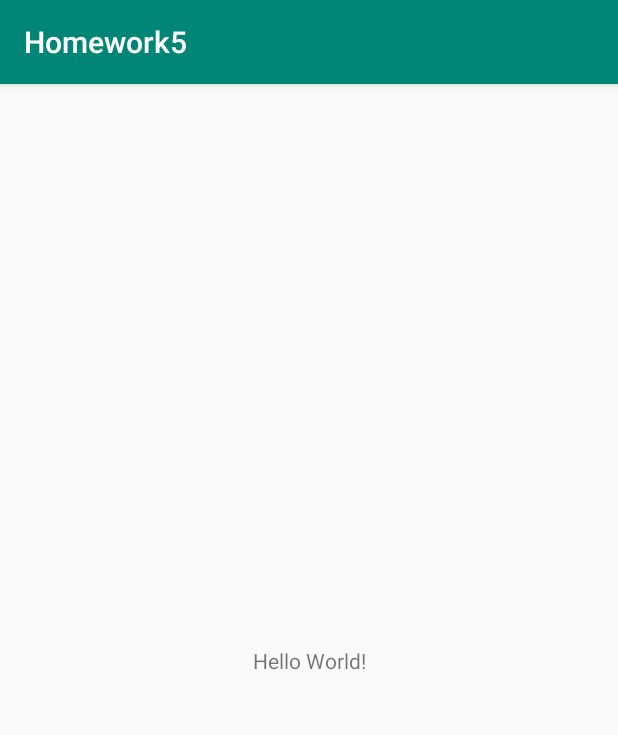
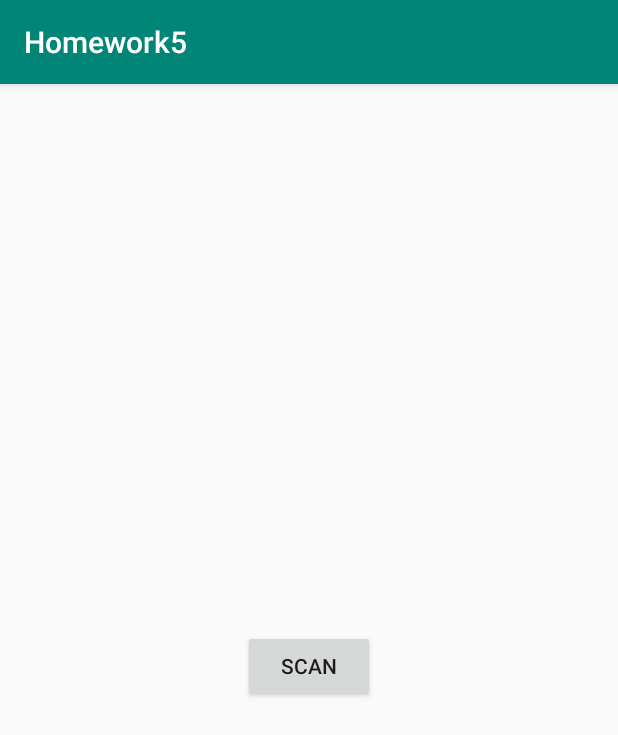
Before and after one commit to Rolfrider/androidlevelup_spring2019Homework, an Android app: the screen it shows after launch (MainActivity), on a phone screen of 412 x 824 dp. Shown: the top 735 px of the screen. Run offline under Robolectric (Android 15) with nearby library versions, the phone set to English and light mode, and no system bars.

```diff
--- /dev/null
+++ b/Homework5/app/src/main/java/com/example/homework5/HomeworkApp.kt
@@ -0,0 +1,17 @@
+package com.example.homework5
+
+import android.app.Application
+import android.os.Build
+
+class HomeworkApp: Application() {
+    private val notificationFactory by lazy { NotificationFactory() }
+
+    override fun onCreate() {
+        super.onCreate()
+        initNotificationChannels()
+    }
+
+    private fun initNotificationChannels() {
+        fromAndroid(Build.VERSION_CODES.O) { notificationFactory.createNotificationChannels(this) }
+    }
+}
--- a/Homework5/app/src/main/java/com/example/homework5/MainActivity.kt
+++ b/Homework5/app/src/main/java/com/example/homework5/MainActivity.kt
@@ -2,11 +2,20 @@ package com.example.homework5
 
 import android.support.v7.app.AppCompatActivity
 import android.os.Bundle
+import android.view.View
+import android.widget.Button
+import kotlinx.android.synthetic.main.activity_main.*
 
 class MainActivity : AppCompatActivity() {
 
     override fun onCreate(savedInstanceState: Bundle?) {
         super.onCreate(savedInstanceState)
         setContentView(R.layout.activity_main)
+
+        scan_button.setOnClickListener(this::handleScanButton)
+    }
+
+    private fun handleScanButton(view: View){
+        NotificationFactory().show(this, "test", "test")
     }
 }
--- /dev/null
+++ b/Homework5/app/src/main/java/com/example/homework5/NotificationFactory.kt
@@ -0,0 +1,56 @@
+package com.example.homework5
+
+import android.app.Notification
+import android.app.NotificationChannel
+import android.app.NotificationManager
+import android.app.PendingIntent
+import android.content.Context
+import android.content.Intent
+import android.media.RingtoneManager
+import android.os.Build
+import android.support.annotation.RequiresApi
+import android.support.annotation.StringRes
+import android.support.v4.app.NotificationCompat
+import java.util.*
+
+class NotificationFactory {
+
+    fun show(context: Context, title: String?, message: String?,
+             @StringRes channelResId: Int = R.string.notification_channel_default_id) =
+        create(context, title, message, channelResId)
+            .let { context.notificationManager?.notify(Random().nextInt(), it) }
+
+    fun create(context: Context, title: String?, message: String?,
+               @StringRes channelResId: Int = R.string.notification_channel_default_id): Notification {
+        val defaultTitle = context.getString(R.string.app_name)
+        val channelId = context.getString(channelResId)
+
+        return NotificationCompat.Builder(context, channelId)
+            .setSmallIcon(R.drawable.ic_launcher_foreground)
+            .setContentTitle(title ?: defaultTitle)
+            .setContentText(message)
+            .setAutoCancel(true)
+            .setSound(RingtoneManager.getDefaultUri(RingtoneManager.TYPE_NOTIFICATION))
+            .setContentIntent(createPendingIntent(context))
+            .build()
+    }
+
+
+    @RequiresApi(Build.VERSION_CODES.O)
+    fun createNotificationChannels(context: Context) {
+        val channelId = context.getString(R.string.notification_channel_default_id)
+        val channelName = context.getString(R.string.notification_channel_default_name)
+        NotificationChannel(channelId, channelName, NotificationManager.IMPORTANCE_DEFAULT)
+            .let { context.notificationManager?.createNotificationChannel(it) }
+    }
+
+    private val Context.notificationManager: NotificationManager?
+        get() = getSystemService(Context.NOTIFICATION_SERVICE) as? NotificationManager
+
+    private fun createPendingIntent(context: Context) =
+        Intent(context, MainActivity::class.java)
+            .let { it.toPendingIntent(context) }
+
+    private fun Intent.toPendingIntent(context: Context) =
+        PendingIntent.getActivity(context, 0, this, PendingIntent.FLAG_ONE_SHOT)
+}
--- /dev/null
+++ b/Homework5/app/src/main/java/com/example/homework5/SysVerVerificationExt.kt
@@ -0,0 +1,19 @@
+package com.example.homework5
+
+import android.os.Build
+
+fun fromAndroid(version: Int, block: () -> Unit) {
+    if(Build.VERSION.SDK_INT >= version) block()
+}
+
+fun toAndroid(version: Int, block: () -> Unit) {
+    if(Build.VERSION.SDK_INT <= version) block()
+}
+
+fun afterAndroid(version: Int, block: () -> Unit) {
+    if(Build.VERSION.SDK_INT > version) block()
+}
+
+fun beforeAndroid(version: Int, block: () -> Unit) {
+    if(Build.VERSION.SDK_INT < version) block()
+}
--- a/Homework5/app/src/main/res/layout/activity_main.xml
+++ b/Homework5/app/src/main/res/layout/activity_main.xml
@@ -6,14 +6,15 @@
         android:layout_width="match_parent"
         android:layout_height="match_parent"
         tools:context=".MainActivity">
-
-    <TextView
+    <Button
+            android:text="@string/scan_button"
             android:layout_width="wrap_content"
             android:layout_height="wrap_content"
-            android:text="Hello World!"
+            android:id="@+id/scan_button"
+            android:layout_marginTop="8dp"
+            app:layout_constraintTop_toTopOf="parent"
             app:layout_constraintBottom_toBottomOf="parent"
-            app:layout_constraintLeft_toLeftOf="parent"
-            app:layout_constraintRight_toRightOf="parent"
-            app:layout_constraintTop_toTopOf="parent"/>
-
+            app:layout_constraintStart_toStartOf="parent"
+            app:layout_constraintEnd_toEndOf="parent"
+    />
 </android.support.constraint.ConstraintLayout>
--- a/Homework5/app/src/main/res/values/strings.xml
+++ b/Homework5/app/src/main/res/values/strings.xml
@@ -1,3 +1,7 @@
 <resources>
     <string name="app_name">Homework5</string>
+    <string name="scan_button">Scan</string>
+
+    <string name="notification_channel_default_id">default</string>
+    <string name="notification_channel_default_name">Domyślne</string>
 </resources>
```
Also changed, not shown: Homework5/app/src/main/AndroidManifest.xml (+11 -2 lines), Homework5/app/src/main/java/com/example/homework5/GreetingsBroadcastReceiver.kt (added, +21 -0 lines).
